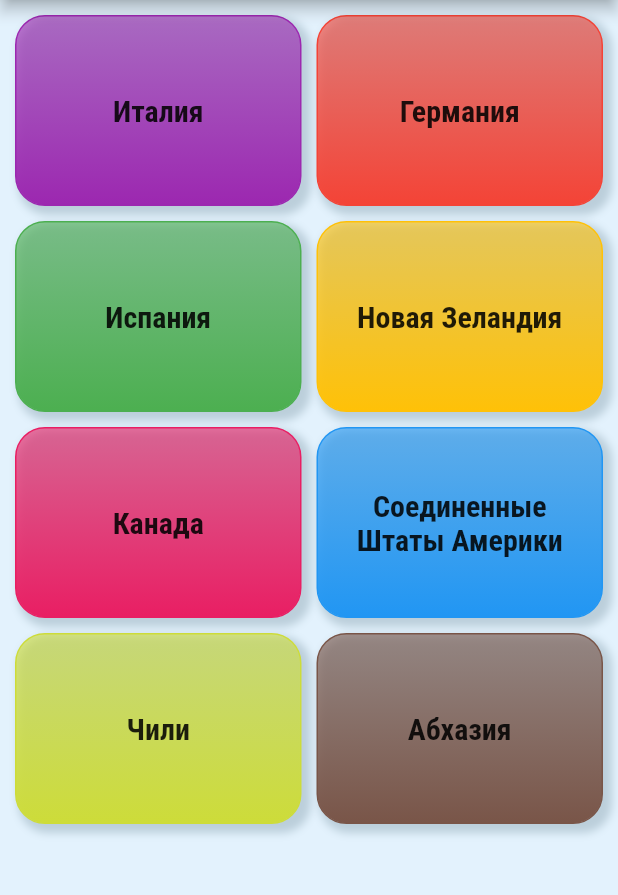
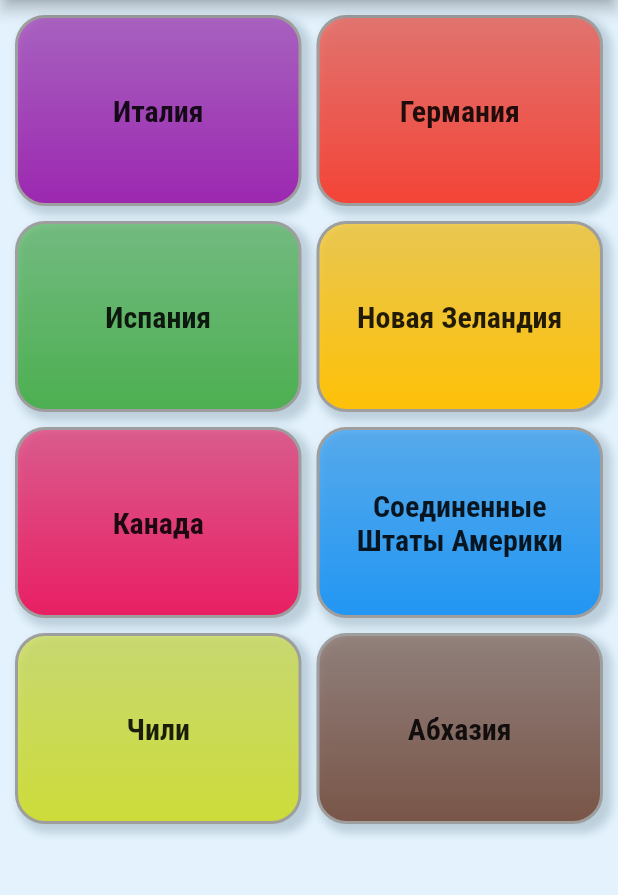
Before and after one commit to aspesivtsev/meals, a Flutter app: the screen it shows after launch, on a phone screen of 412 x 824 dp, the part 84-979 px from its top. Run offline on Flutter 3.47's test engine with Material 2 defaults, Android fonts, the phone set to English and light mode, and no system bars.

Commit message:
some minor

```diff
--- a/lib/category_item.dart
+++ b/lib/category_item.dart
@@ -32,7 +32,7 @@ class CategoryItem extends StatelessWidget {
           ),
           decoration: BoxDecoration(
             gradient: LinearGradient(
-                colors: [color.withOpacity(0.6), color],
+                colors: [color.withOpacity(0.65), color],
                 begin: Alignment.topLeft,
                 end: Alignment.bottomLeft),
             //color: color,
@@ -40,8 +40,8 @@ class CategoryItem extends StatelessWidget {
             borderRadius: BorderRadius.all(Radius.circular(20)),
             //this is colored border of the button
             border: Border.all(
-              color: color,
-              width: 1,
+              color: Colors.grey,
+              width: 2,
             ),
             boxShadow: [
               BoxShadow(
```
